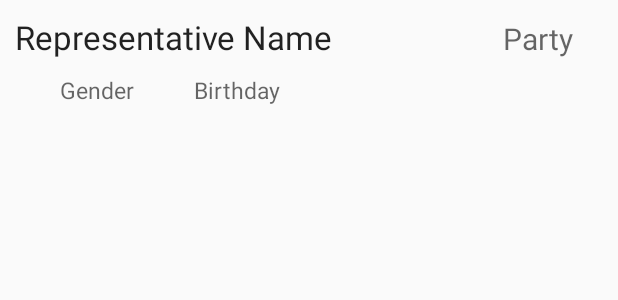
After one commit to archubongale/Android-Congress-App, an Android app: the layout representative_list.xml on its own in the app's theme, with its tools: preview values and no code run, on a phone screen of 412 x 824 dp. The commit adds this screen. Shown: the top 300 px of the screen. Run offline under Robolectric (Android 15) with nearby library versions, the phone set to English and light mode, and no system bars.

Commit message:
List of representatives are showing

```diff
--- a/app/build.gradle
+++ b/app/build.gradle
@@ -23,4 +23,5 @@ dependencies {
     compile fileTree(dir: 'libs', include: ['*.jar'])
     compile 'com.android.support:appcompat-v7:23.1.0'
     compile 'com.squareup.okhttp:okhttp:2.5.0'
+    compile 'com.jakewharton:butterknife:7.0.1'
 }
--- a/app/src/main/AndroidManifest.xml
+++ b/app/src/main/AndroidManifest.xml
@@ -11,7 +11,7 @@
         android:label="@string/app_name"
         android:theme="@style/AppTheme" >
         <activity
-            android:name=".MainActivity"
+            android:name=".ui.MainActivity"
             android:label="@string/app_name"
             android:screenOrientation="portrait">
             <intent-filter>
--- a/app/src/main/java/com/example/archana/congress/AlertDialogFragment.java
+++ b/app/src/main/java/com/example/archana/congress/models/AlertDialogFragment.java
@@ -1,10 +1,12 @@
-package com.example.archana.congress;
+package com.example.archana.congress.models;
 
 import android.app.AlertDialog;
 import android.app.Dialog;
 import android.app.DialogFragment;
 import android.content.Context;
 import android.os.Bundle;
+
+import com.example.archana.congress.R;
 
 /**
  * Created by Guest on 11/3/15.
--- /dev/null
+++ b/app/src/main/res/layout/representative_list.xml
@@ -0,0 +1,55 @@
+<?xml version="1.0" encoding="utf-8"?>
+<RelativeLayout xmlns:android="http://schemas.android.com/apk/res/android"
+              android:layout_width="match_parent"
+              android:layout_height="match_parent"
+                android:id="@+id/repLayout"
+                >
+    <TextView
+        android:layout_width="wrap_content"
+        android:layout_height="wrap_content"
+        android:textAppearance="?android:attr/textAppearanceLarge"
+        android:text="Representative Name"
+        android:id="@+id/repName"
+        android:layout_alignParentTop="true"
+        android:layout_alignParentLeft="true"
+        android:layout_alignParentStart="true"
+        android:layout_margin="10dp"
+        />
+
+    <TextView
+        android:layout_width="wrap_content"
+        android:layout_height="wrap_content"
+        android:textAppearance="?android:attr/textAppearanceMedium"
+        android:text="Party"
+        android:id="@+id/repParty"
+        android:layout_alignBottom="@+id/repName"
+        android:layout_alignParentRight="true"
+        android:layout_alignParentEnd="true"
+        android:layout_marginRight="30dp"
+        android:textSize="20sp"
+        />
+
+    <TextView
+        android:layout_width="wrap_content"
+        android:layout_height="wrap_content"
+        android:textAppearance="?android:attr/textAppearanceMedium"
+        android:text="Gender"
+        android:id="@+id/repGender"
+        android:textSize="15sp"
+        android:layout_below="@+id/repName"
+        android:layout_marginLeft="40dp"
+        android:layout_marginStart="40dp"/>
+
+    <TextView
+        android:layout_width="wrap_content"
+        android:layout_height="wrap_content"
+        android:textAppearance="?android:attr/textAppearanceMedium"
+        android:text="Birthday"
+        android:id="@+id/repBirthday"
+        android:textSize="15sp"
+        android:layout_below="@+id/repName"
+        android:layout_toRightOf="@+id/repGender"
+        android:layout_marginLeft="40dp"
+        android:layout_marginStart="40dp"/>
+
+</RelativeLayout>
--- a/app/src/main/res/values/styles.xml
+++ b/app/src/main/res/values/styles.xml
@@ -1,7 +1,7 @@
 <resources>
 
     <!-- Base application theme. -->
-    <style name="AppTheme" parent="Theme.AppCompat.Light.NoActionBar">
+    <style name="AppTheme" parent="Theme.AppCompat.Light.DarkActionBar">
         <!-- Customize your theme here. -->
     </style>
 
```
Also changed, not shown: app/src/main/java/com/example/archana/congress/MainActivity.java (deleted, +0 -85 lines), app/src/main/java/com/example/archana/congress/adapters/RepAdapter.java (added, +88 -0 lines), app/src/main/java/com/example/archana/congress/models/Representative.java (added, +44 -0 lines), app/src/main/java/com/example/archana/congress/ui/MainActivity.java (added, +183 -0 lines), app/src/main/res/layout/activity_main.xml (+50 -1 lines), app/src/main/res/drawable/capitol.jpg (added), app/src/main/res/drawable/capitol_building.png (added), app/src/main/res/drawable/orange.png (added), app/src/main/res/mipmap-mdpi/ic_launcher.png, app/src/main/res/mipmap-xhdpi/ic_launcher.png, app/src/main/res/mipmap-xxhdpi/ic_launcher.png, 1 other file.
